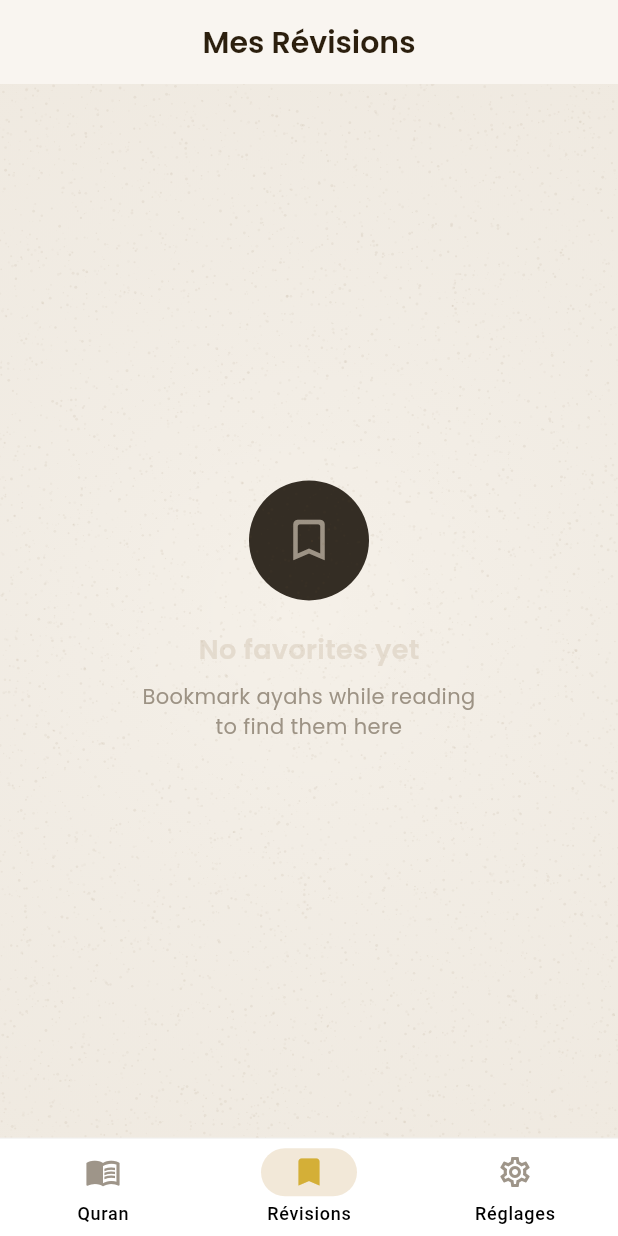
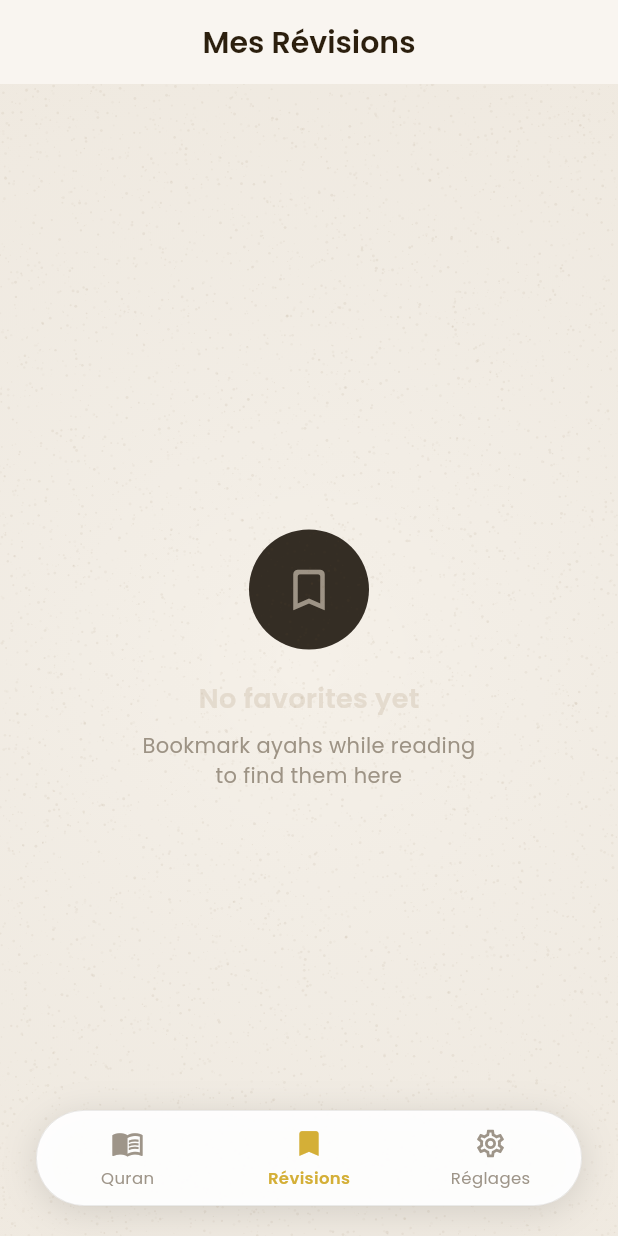
Before and after one commit to AlexandruCodeP/al-hafiz, a Flutter app: the _MainShell screen opened directly, item 2 of the bottom bar chosen, on a phone screen of 412 x 824 dp. Run offline on Flutter 3.47's test engine with Material 3 defaults, Android fonts, the phone set to English and light mode, and no system bars; our stand-ins replace file_picker, google_fonts, just_audio, shared_preferences; accounts and stored records are empty.

Commit message:
feat: menu de navigation flottant en forme de pilule
Co-Authored-By: Claude Opus 4.6 <noreply@anthropic.com>

```diff
--- a/lib/main.dart
+++ b/lib/main.dart
@@ -91,12 +91,48 @@ class _MainShell extends StatefulWidget {
 class _MainShellState extends State<_MainShell> {
   int _currentIndex = 0;
 
+  Widget _buildNavItem({
+    required int index,
+    required IconData icon,
+    required IconData selectedIcon,
+    required String label,
+    required Color color,
+  }) {
+    final isSelected = _currentIndex == index;
+    return Expanded(
+      child: GestureDetector(
+        behavior: HitTestBehavior.opaque,
+        onTap: () => setState(() => _currentIndex = index),
+        child: Column(
+          mainAxisAlignment: MainAxisAlignment.center,
+          children: [
+            Icon(
+              isSelected ? selectedIcon : icon,
+              color: isSelected ? color : AppColors.textSecondary,
+              size: 22,
+            ),
+            const SizedBox(height: 4),
+            Text(
+              label,
+              style: TextStyle(
+                fontSize: 11,
+                fontWeight: isSelected ? FontWeight.w600 : FontWeight.w400,
+                color: isSelected ? color : AppColors.textSecondary,
+              ),
+            ),
+          ],
+        ),
+      ),
+    );
+  }
+
   @override
   Widget build(BuildContext context) {
     final storage = context.watch<StorageService>();
     final isDark = Theme.of(context).brightness == Brightness.dark;
 
     return Scaffold(
+      extendBody: true,
       body: IndexedStack(
         index: _currentIndex,
         children: [
@@ -107,42 +143,58 @@ class _MainShellState extends State<_MainShell> {
           const SettingsScreen(),
         ],
       ),
-      bottomNavigationBar: Container(
-        decoration: BoxDecoration(
-          color: isDark ? AppColors.surface : AppColors.surfaceLightT,
-          border: Border(
-            top: BorderSide(
-              color: AppColors.divider.withValues(alpha: 0.1),
+      bottomNavigationBar: Padding(
+        padding: const EdgeInsets.fromLTRB(24, 0, 24, 20),
+        child: Container(
+          height: 64,
+          decoration: BoxDecoration(
+            color: isDark
+                ? AppColors.surface.withValues(alpha: 0.95)
+                : Colors.white.withValues(alpha: 0.95),
+            borderRadius: BorderRadius.circular(32),
+            boxShadow: [
+              BoxShadow(
+                color: Colors.black.withValues(alpha: 0.12),
+                blurRadius: 20,
+                offset: const Offset(0, 4),
+              ),
+            ],
+            border: Border.all(
+              color: isDark
+                  ? AppColors.divider.withValues(alpha: 0.08)
+                  : AppColors.divider.withValues(alpha: 0.15),
               width: 0.5,
             ),
           ),
-        ),
-        child: NavigationBar(
-          selectedIndex: _currentIndex,
-          onDestinationSelected: (index) {
-            setState(() => _currentIndex = index);
-          },
-          backgroundColor: Colors.transparent,
-          indicatorColor: AppColors.primary.withValues(alpha: 0.2),
-          height: 65,
-          labelBehavior: NavigationDestinationLabelBehavior.alwaysShow,
-          destinations: const [
-            NavigationDestination(
-              icon: Icon(Icons.menu_book_outlined, color: AppColors.textSecondary),
-              selectedIcon: Icon(Icons.menu_book_rounded, color: AppColors.primaryLight),
-              label: 'Quran',
+          child: ClipRRect(
+            borderRadius: BorderRadius.circular(32),
+            child: Row(
+              mainAxisAlignment: MainAxisAlignment.spaceEvenly,
+              children: [
+                _buildNavItem(
+                  index: 0,
+                  icon: Icons.menu_book_outlined,
+                  selectedIcon: Icons.menu_book_rounded,
+                  label: 'Quran',
+                  color: AppColors.primaryLight,
+                ),
+                _buildNavItem(
+                  index: 1,
+                  icon: Icons.bookmark_outline_rounded,
+                  selectedIcon: Icons.bookmark_rounded,
+                  label: 'Révisions',
+                  color: AppColors.accent,
+                ),
+                _buildNavItem(
+                  index: 2,
+                  icon: Icons.settings_outlined,
+                  selectedIcon: Icons.settings_rounded,
+                  label: 'Réglages',
+                  color: AppColors.primary,
+                ),
+              ],
             ),
-            NavigationDestination(
-              icon: Icon(Icons.bookmark_outline_rounded, color: AppColors.textSecondary),
-              selectedIcon: Icon(Icons.bookmark_rounded, color: AppColors.accent),
-              label: 'Révisions',
-            ),
-            NavigationDestination(
-              icon: Icon(Icons.settings_outlined, color: AppColors.textSecondary),
-              selectedIcon: Icon(Icons.settings_rounded, color: AppColors.primary),
-              label: 'Réglages',
-            ),
-          ],
+          ),
         ),
       ),
     );
```
